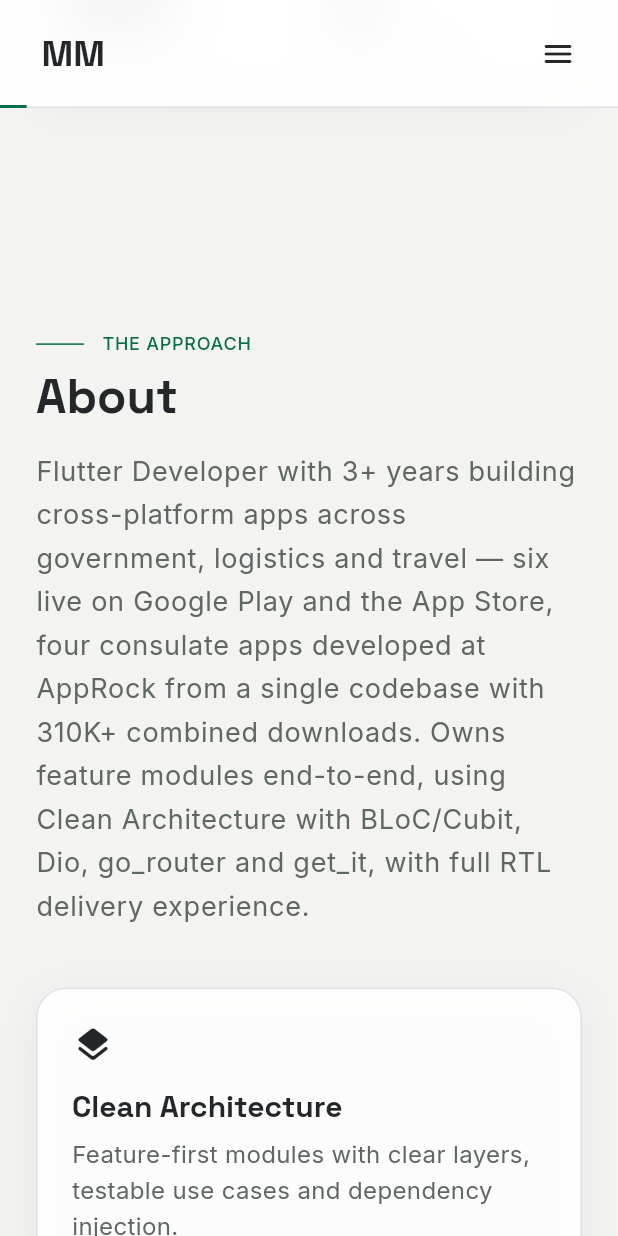
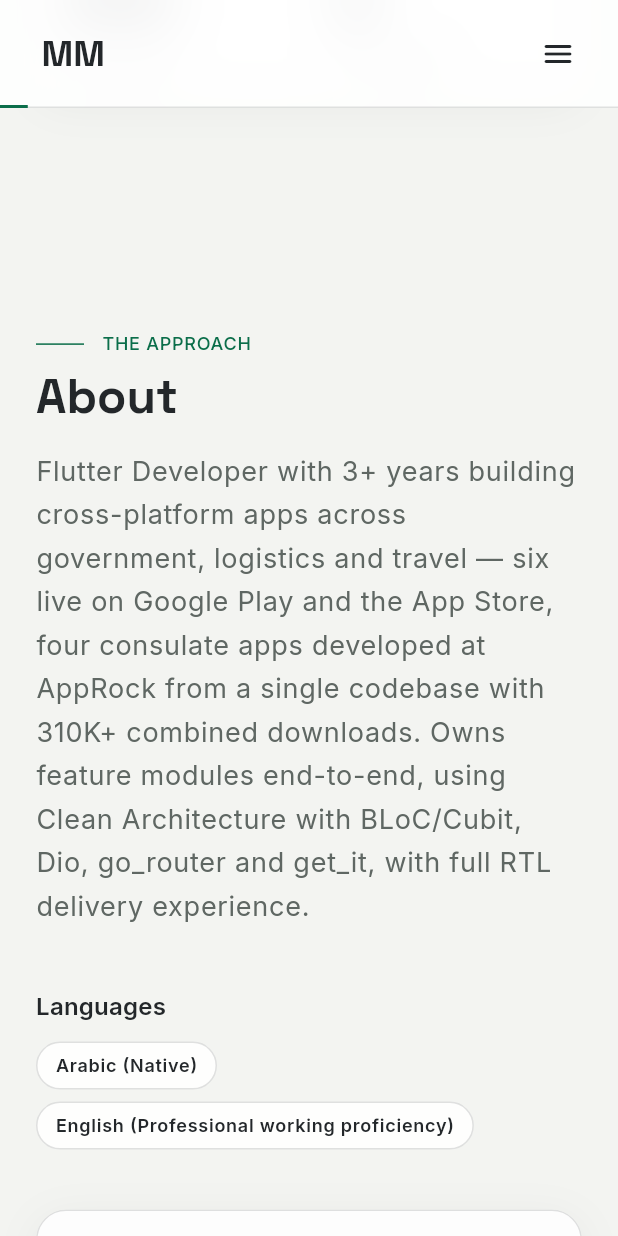
Before and after one commit to MostafaMahmoudAli/portofolio-, a Flutter app: the screen it shows after launch, scrolled down 576 dp, on a phone screen of 412 x 824 dp. Run offline on Flutter 3.47's test engine with Material 3 defaults, Android fonts, the phone set to English and light mode, and no system bars; drawn by our look-alikes of flutter_animate; our stand-ins replace go_router, shared_preferences, video_player, visibility_detector, web; network calls fail.

Commit message:
Task 4: Remove education and move languages to About
Remove unused site-only fields and translations, preserving the resume. Trail's chip/theme warning is lexical: the existing neutral TechChip and palette are unchanged.

```diff
--- a/lib/core/models/profile.dart
+++ b/lib/core/models/profile.dart
@@ -25,9 +25,7 @@ class Profile {
     required this.stats,
     required this.experience,
     required this.skillGroups,
-    required this.education,
     required this.languages,
-    required this.certifications,
   });
 
   factory Profile.fromJson(Map<String, dynamic> json, {required String where}) {
@@ -75,26 +73,9 @@ class Profile {
         ).indexed)
           SkillGroup.fromJson(entry, where: '$where: skillGroups[$i]'),
       ],
-      education: LocalizedText.fromJson(
-        json['education'],
-        where: where,
-        field: 'education',
-      ),
       languages: [
         for (final (i, entry) in requiredMaps(json, 'languages', where).indexed)
           LocalizedText.fromJson(entry, where: where, field: 'languages[$i]'),
-      ],
-      certifications: [
-        for (final (i, entry) in requiredMaps(
-          json,
-          'certifications',
-          where,
-        ).indexed)
-          LocalizedText.fromJson(
-            entry,
-            where: where,
-            field: 'certifications[$i]',
-          ),
       ],
     );
   }
@@ -115,9 +96,7 @@ class Profile {
   final List<Stat> stats;
   final List<Experience> experience;
   final List<SkillGroup> skillGroups;
-  final LocalizedText education;
   final List<LocalizedText> languages;
-  final List<LocalizedText> certifications;
 
   /// The browser/page title: the name, then the role, in the page's language.
   String pageTitleOf(Locale locale) =>
--- a/lib/l10n/app_ar.arb
+++ b/lib/l10n/app_ar.arb
@@ -35,9 +35,6 @@
   "themeToLight": "التبديل إلى الوضع الفاتح",
   "languageToggleLabel": "EN",
   "languageToggleTooltip": "Switch to English",
-  "educationCertifications": "التعليم والشهادات",
-  "educationRow": "التعليم",
-  "certificationsRow": "الشهادات",
   "languages": "اللغات",
   "contactCta": "لنبنِ شيئًا رائعًا معًا.",
   "copyEmail": "نسخ البريد الإلكتروني",
--- a/lib/l10n/app_en.arb
+++ b/lib/l10n/app_en.arb
@@ -35,9 +35,6 @@
   "themeToLight": "Switch to light theme",
   "languageToggleLabel": "ع",
   "languageToggleTooltip": "التبديل إلى العربية",
-  "educationCertifications": "Education & certifications",
-  "educationRow": "Education",
-  "certificationsRow": "Certifications",
   "languages": "Languages",
   "contactCta": "Let's build something great together.",
   "copyEmail": "Copy email",
--- a/lib/l10n/app_localizations.dart
+++ b/lib/l10n/app_localizations.dart
@@ -302,24 +302,6 @@ abstract class AppLocalizations {
   /// **'التبديل إلى العربية'**
   String get languageToggleTooltip;
 
-  /// No description provided for @educationCertifications.
-  ///
-  /// In en, this message translates to:
-  /// **'Education & certifications'**
-  String get educationCertifications;
-
-  /// No description provided for @educationRow.
-  ///
-  /// In en, this message translates to:
-  /// **'Education'**
-  String get educationRow;
-
-  /// No description provided for @certificationsRow.
-  ///
-  /// In en, this message translates to:
-  /// **'Certifications'**
-  String get certificationsRow;
-
   /// No description provided for @languages.
   ///
   /// In en, this message translates to:
--- a/lib/presentation/sections/about_section.dart
+++ b/lib/presentation/sections/about_section.dart
@@ -7,6 +7,7 @@ import '../../l10n/app_localizations.dart';
 import '../widgets/glass_card.dart';
 import '../widgets/reveal_on_scroll.dart';
 import '../widgets/section_title.dart';
+import '../widgets/tech_chip.dart';
 
 /// Short summary plus three capability tiles on glass cards.
 class AboutSection extends StatelessWidget {
@@ -61,6 +62,17 @@ class AboutSection extends StatelessWidget {
                         height: 1.6,
                       ),
                     ),
+                  ),
+                  const SizedBox(height: 40),
+                  Text(l10n.languages, style: textTheme.titleMedium),
+                  const SizedBox(height: 12),
+                  Wrap(
+                    spacing: 8,
+                    runSpacing: 8,
+                    children: [
+                      for (final language in profile.languages)
+                        TechChip(label: language.of(locale)),
+                    ],
                   ),
                   const SizedBox(height: 40),
                   if (phone)
```
Also changed, not shown: assets/data/profile.json (+0 -9 lines), lib/l10n/app_localizations_ar.dart (+0 -9 lines), lib/l10n/app_localizations_en.dart (+0 -9 lines), lib/presentation/sections/experience_section.dart (+0 -83 lines), 3 other files.
